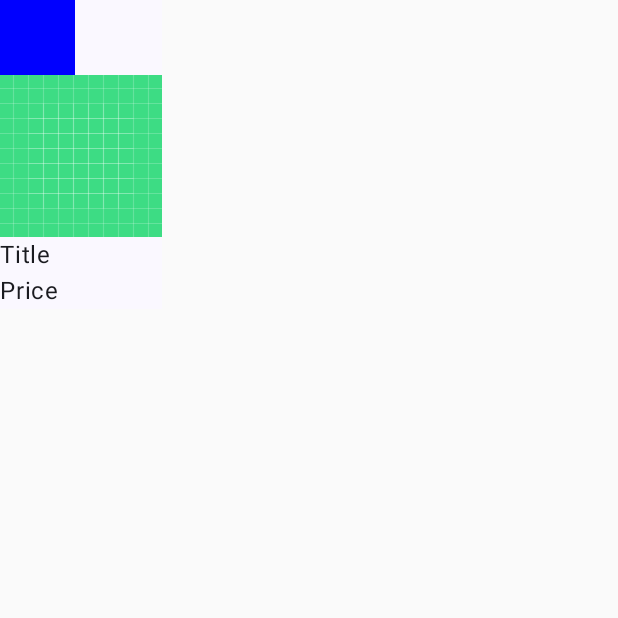
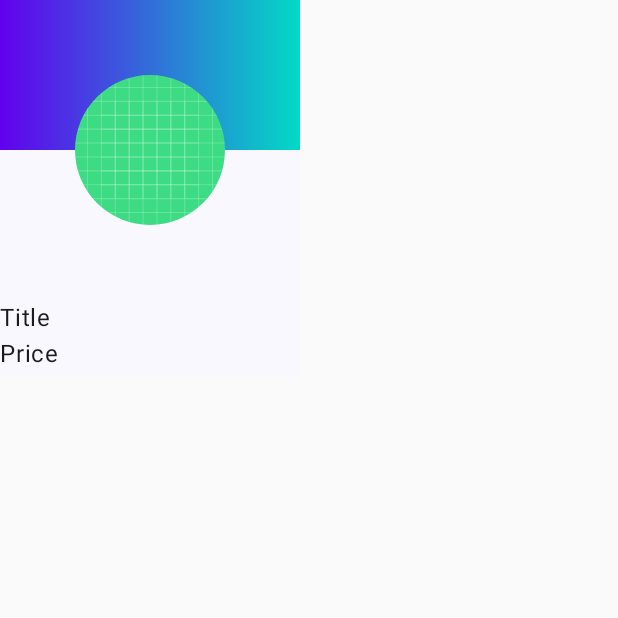
Before and after one commit to conrrado/Aluvery, an Android app built with Jetpack Compose: the screen it shows after launch (MainActivity), on a phone screen of 412 x 824 dp, the top half of it. Run offline under Robolectric (Android 15) with nearby library versions, the phone set to English and light mode, and no system bars.

Commit message:
Adjustment on ProductItem screen
- add degrade in header
- position the image in the center

```diff
--- a/app/src/main/java/com/conrradocamacho/aluvery/MainActivity.kt
+++ b/app/src/main/java/com/conrradocamacho/aluvery/MainActivity.kt
@@ -14,18 +14,26 @@ import androidx.compose.foundation.layout.fillMaxHeight
 import androidx.compose.foundation.layout.fillMaxSize
 import androidx.compose.foundation.layout.fillMaxWidth
 import androidx.compose.foundation.layout.height
+import androidx.compose.foundation.layout.offset
 import androidx.compose.foundation.layout.padding
+import androidx.compose.foundation.layout.size
 import androidx.compose.foundation.layout.width
+import androidx.compose.foundation.shape.CircleShape
 import androidx.compose.material3.Scaffold
 import androidx.compose.material3.Surface
 import androidx.compose.material3.Text
 import androidx.compose.runtime.Composable
+import androidx.compose.ui.Alignment
 import androidx.compose.ui.Modifier
+import androidx.compose.ui.draw.clip
+import androidx.compose.ui.graphics.Brush
 import androidx.compose.ui.graphics.Color
 import androidx.compose.ui.res.painterResource
 import androidx.compose.ui.tooling.preview.Preview
 import androidx.compose.ui.unit.dp
 import com.conrradocamacho.aluvery.ui.theme.AluveryTheme
+import com.conrradocamacho.aluvery.ui.theme.Purple500
+import com.conrradocamacho.aluvery.ui.theme.Teal200
 
 class MainActivity : ComponentActivity() {
     override fun onCreate(savedInstanceState: Bundle?) {
@@ -44,15 +52,25 @@ class MainActivity : ComponentActivity() {
 @Preview(showBackground = true)
 @Composable
 private fun ProductItem() {
-    Column {
-        Box(modifier = Modifier
-            .height(50.dp)
-            .width(50.dp)
-            .background(Color.Blue)
+    Column(
+        modifier = Modifier
+            .height(250.dp)
+            .width(200.dp)
+    ) {
+        Box(
+            modifier = Modifier
+                .height(100.dp)
+                .fillMaxWidth()
+                .background(brush = Brush.horizontalGradient(colors = listOf(Purple500, Teal200)))
         )
         Image(
             painter = painterResource(id = R.drawable.ic_launcher_background),
-            contentDescription = "Image of product"
+            contentDescription = "Image of product",
+            modifier = Modifier
+                .offset(y = (-50).dp)
+                .size(100.dp)
+                .clip(shape = CircleShape)
+                .align(Alignment.CenterHorizontally)
         )
         Text(text = "Title")
         Text(text = "Price")
--- a/app/src/main/java/com/conrradocamacho/aluvery/ui/theme/Color.kt
+++ b/app/src/main/java/com/conrradocamacho/aluvery/ui/theme/Color.kt
@@ -7,5 +7,7 @@ val PurpleGrey80 = Color(0xFFCCC2DC)
 val Pink80 = Color(0xFFEFB8C8)
 
 val Purple40 = Color(0xFF6650a4)
+val Purple500 = Color(0xFF6200EE)
 val PurpleGrey40 = Color(0xFF625b71)
 val Pink40 = Color(0xFF7D5260)
+val Teal200 = Color(0xFF03DAC5)
```
